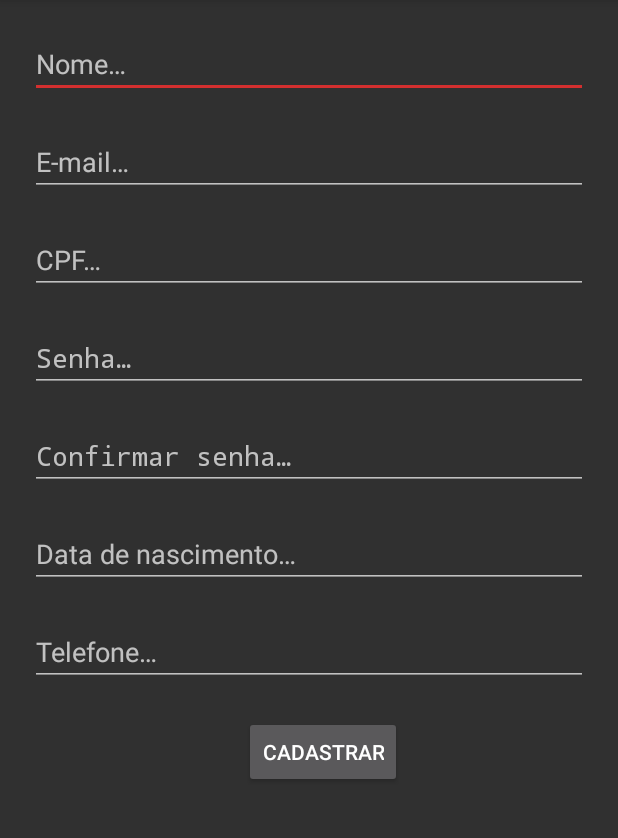
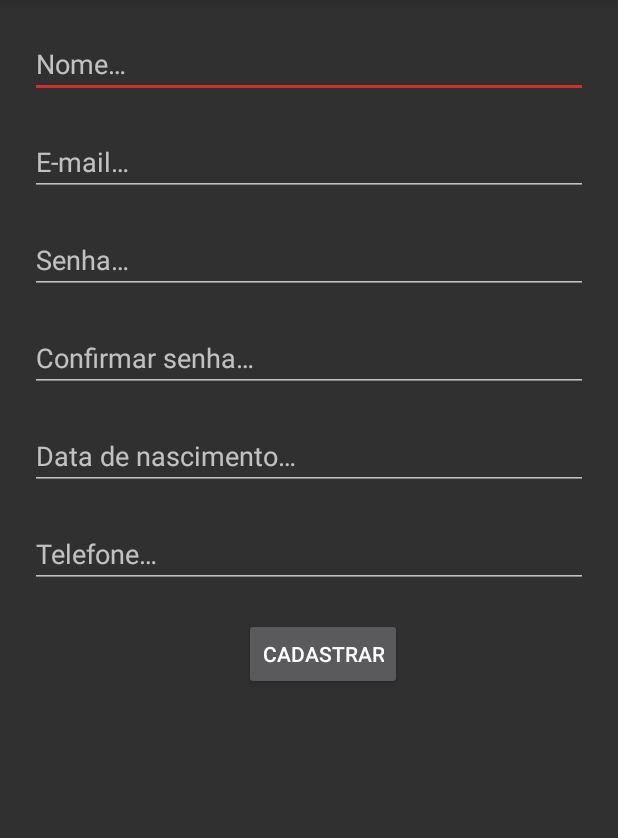
Before and after one commit to jhonmaycon94/feira_barata, an Android app: the screen it shows after launch (CadastroActivity), in the options menu, after a tap on "Fazer cadastro", on a phone screen of 412 x 824 dp, the part 84-922 px from its top. Run offline under Robolectric (Android 15) with nearby library versions, the phone set to English and light mode, and no system bars; our stand-ins replace Volley; network calls fail; pictures from the network do not load.

Commit message:
backend cadastro

```diff
--- a/app/src/main/java/com/jhonmaycon/feirabarata/CadastroActivity.java
+++ b/app/src/main/java/com/jhonmaycon/feirabarata/CadastroActivity.java
@@ -1,12 +1,114 @@
 package com.jhonmaycon.feirabarata;
 
-import android.app.Activity;
 import android.os.Bundle;
+import android.view.View;
+import android.view.ViewGroup;
+import android.widget.Button;
+import android.widget.EditText;
+import android.widget.ProgressBar;
+import android.widget.Toast;
 
-public class CadastroActivity extends Activity {
+import androidx.appcompat.app.AppCompatActivity;
+
+import com.android.volley.AuthFailureError;
+import com.android.volley.Request;
+import com.android.volley.RequestQueue;
+import com.android.volley.Response;
+import com.android.volley.VolleyError;
+import com.android.volley.toolbox.StringRequest;
+import com.android.volley.toolbox.Volley;
+
+import org.json.JSONException;
+import org.json.JSONObject;
+
+import java.util.HashMap;
+import java.util.Map;
+
+public class CadastroActivity extends AppCompatActivity {
+
+    private EditText name, password, confirmPassword, email, telefone, dataNascimento;
+    private Button btnCadastrar;
+    private ProgressBar progressBar;
+    private static String REGISTER_URL = "http://feirabarata.jhonmaycon.com/api/users/register.php";
 
     @Override
     protected void onCreate(Bundle savedInstanceState) {
         super.onCreate(savedInstanceState);
-        setContentView(R.layout.activity_cadastro); }
+        setContentView(R.layout.activity_cadastro);
+
+        name = findViewById(R.id.edt_nome_cadastro);
+        password = findViewById(R.id.edt_senha_cadastro);
+        confirmPassword = findViewById(R.id.edt_conf_senha_cadastro);
+        email = findViewById(R.id.edt_email_cadastro);
+        telefone = findViewById(R.id.edt_telefone_cadastro);
+        dataNascimento = findViewById(R.id.edt_nascimento_cadastro);
+        btnCadastrar = findViewById(R.id.btn_cadastro);
+        progressBar = findViewById(R.id.loading);
+
+        btnCadastrar.setOnClickListener(new View.OnClickListener() {
+            @Override
+            public void onClick(View v) {
+                if(password.getText().equals(confirmPassword.getText())) {
+                    register();
+                }
+                else {
+                    Toast.makeText(CadastroActivity.this, "Senhas não conferem", Toast.LENGTH_SHORT);
+                }
+            }
+        });
+    }
+
+    public void register(){
+        progressBar.setVisibility(View.VISIBLE);
+        btnCadastrar.setVisibility(View.GONE);
+
+        final String name = this.name.getText().toString().trim();
+        final String password = this.password.getText().toString().trim();
+        final String confPassword = this.confirmPassword.getText().toString().trim();
+        final String email = this.email.getText().toString().trim();
+        final String telefone = this.telefone.getText().toString().trim();
+        final String dataNascimento = this.dataNascimento.getText().toString().trim();
+
+        StringRequest stringRequest = new StringRequest(Request.Method.POST, REGISTER_URL, new Response.Listener<String>() {
+            @Override
+            public void onResponse(String response) {
+                try {
+                    JSONObject jsonObject = new JSONObject(response);
+                    String success = jsonObject.getString("success");
+
+                    if(success.equals(1)){
+                        Toast.makeText(CadastroActivity.this, "Cadastrado com sucesso!!", Toast.LENGTH_SHORT).show();
+                    }
+                }
+                catch (JSONException e){
+                    e.printStackTrace();
+                    Toast.makeText(CadastroActivity.this, "Erro ao cadastrat! " + e.toString(), Toast.LENGTH_SHORT).show();
+                    progressBar.setVisibility(View.GONE);
+                    btnCadastrar.setVisibility(View.VISIBLE);
+                }
+            }
+        }, new Response.ErrorListener() {
+            @Override
+            public void onErrorResponse(VolleyError error) {
+                Toast.makeText(CadastroActivity.this, "Erro ao cadastrat! " + error.toString(), Toast.LENGTH_SHORT).show();
+                progressBar.setVisibility(View.GONE);
+                btnCadastrar.setVisibility(View.VISIBLE);
+            }
+        })
+        {
+            @Override
+            protected Map<String, String> getParams() throws AuthFailureError {
+                Map<String, String> params = new HashMap<>();
+                params.put("name", name);
+                params.put("email", email);
+                params.put("password", password);
+                params.put("telefone", telefone);
+                params.put("dataNascimento", dataNascimento);
+                return super.getParams();
+            }
+        };
+
+        RequestQueue requestQueue = Volley.newRequestQueue(this);
+        requestQueue.add(stringRequest);
+    }
 }
--- a/app/src/main/res/layout/activity_cadastro.xml
+++ b/app/src/main/res/layout/activity_cadastro.xml
@@ -1,6 +1,7 @@
 <?xml version="1.0" encoding="utf-8"?>
 <androidx.constraintlayout.widget.ConstraintLayout xmlns:android="http://schemas.android.com/apk/res/android"
     xmlns:app="http://schemas.android.com/apk/res-auto"
+    xmlns:tools="http://schemas.android.com/tools"
     android:layout_width="match_parent"
     android:layout_height="match_parent">
 
@@ -13,6 +14,7 @@
         android:elevation="4dp"
         app:layout_constraintBottom_toTopOf="@+id/edt_nome_cadastro"
         app:layout_constraintEnd_toEndOf="parent"
+        app:layout_constraintHorizontal_bias="1.0"
         app:layout_constraintStart_toStartOf="parent"
         app:layout_constraintTop_toTopOf="parent"
         app:title="@string/app_name" />
@@ -51,13 +53,12 @@
         android:layout_height="wrap_content"
         android:layout_margin="20dp"
         android:layout_marginStart="20dp"
-        android:layout_marginTop="76dp"
         android:ems="10"
         android:hint="@string/password"
         android:importantForAutofill="no"
         android:inputType="textPassword"
         app:layout_constraintStart_toStartOf="parent"
-        app:layout_constraintTop_toBottomOf="@+id/edt_cpf_cadastro" />
+        app:layout_constraintTop_toBottomOf="@+id/edt_email_cadastro" />
 
     <EditText
         android:id="@+id/edt_conf_senha_cadastro"
@@ -72,20 +73,6 @@
         android:inputType="textPassword"
         app:layout_constraintStart_toStartOf="parent"
         app:layout_constraintTop_toBottomOf="@+id/edt_senha_cadastro" />
-
-    <EditText
-        android:id="@+id/edt_cpf_cadastro"
-        android:layout_width="match_parent"
-        android:layout_height="wrap_content"
-        android:layout_margin="20dp"
-        android:layout_marginStart="20dp"
-        android:layout_marginTop="66dp"
-        android:ems="10"
-        android:hint="@string/cpf_cadastro"
-        android:importantForAutofill="no"
-        android:inputType="number"
-        app:layout_constraintStart_toStartOf="parent"
-        app:layout_constraintTop_toBottomOf="@+id/edt_email_cadastro" />
 
     <EditText
         android:id="@+id/edt_nascimento_cadastro"
@@ -116,6 +103,16 @@
         app:layout_constraintStart_toStartOf="parent"
         app:layout_constraintTop_toBottomOf="@+id/edt_nascimento_cadastro" />
 
+    <ProgressBar
+        android:id="@+id/loading"
+        android:layout_width="22dp"
+        android:layout_height="16dp"
+        android:visibility="gone"
+        app:layout_constraintEnd_toEndOf="parent"
+        app:layout_constraintHorizontal_bias="0.5"
+        app:layout_constraintStart_toStartOf="parent"
+        app:layout_constraintTop_toBottomOf="@+id/edt_telefone_cadastro"/>
+
     <Button
         android:id="@+id/btn_cadastro"
         android:layout_width="wrap_content"
```
